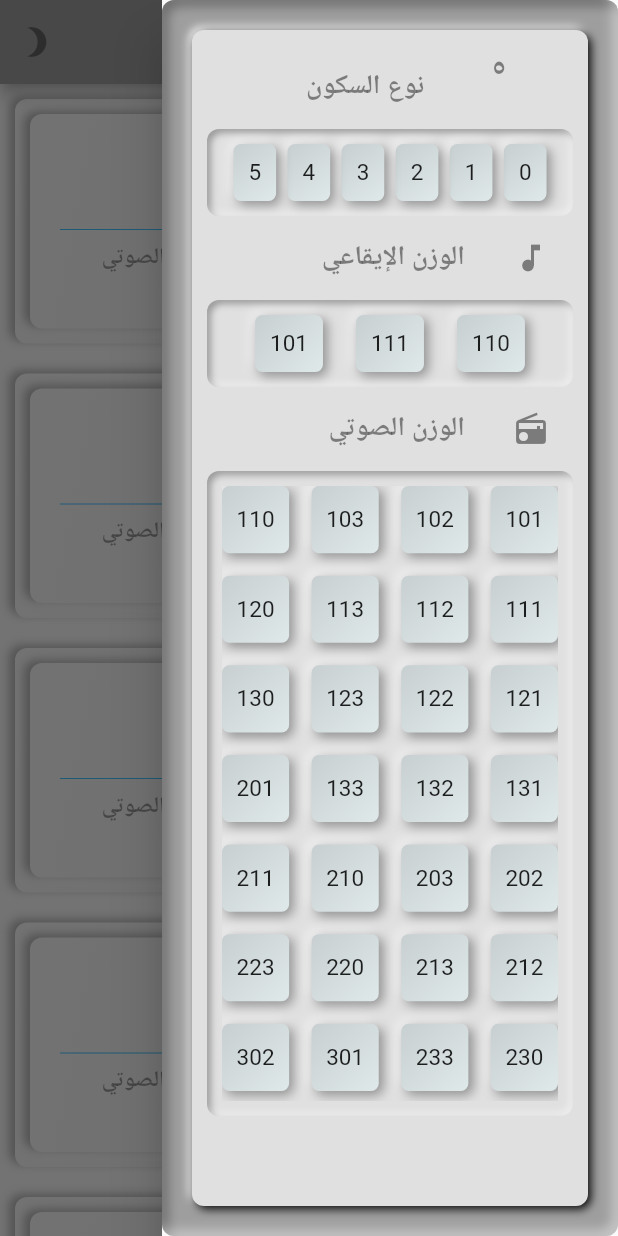
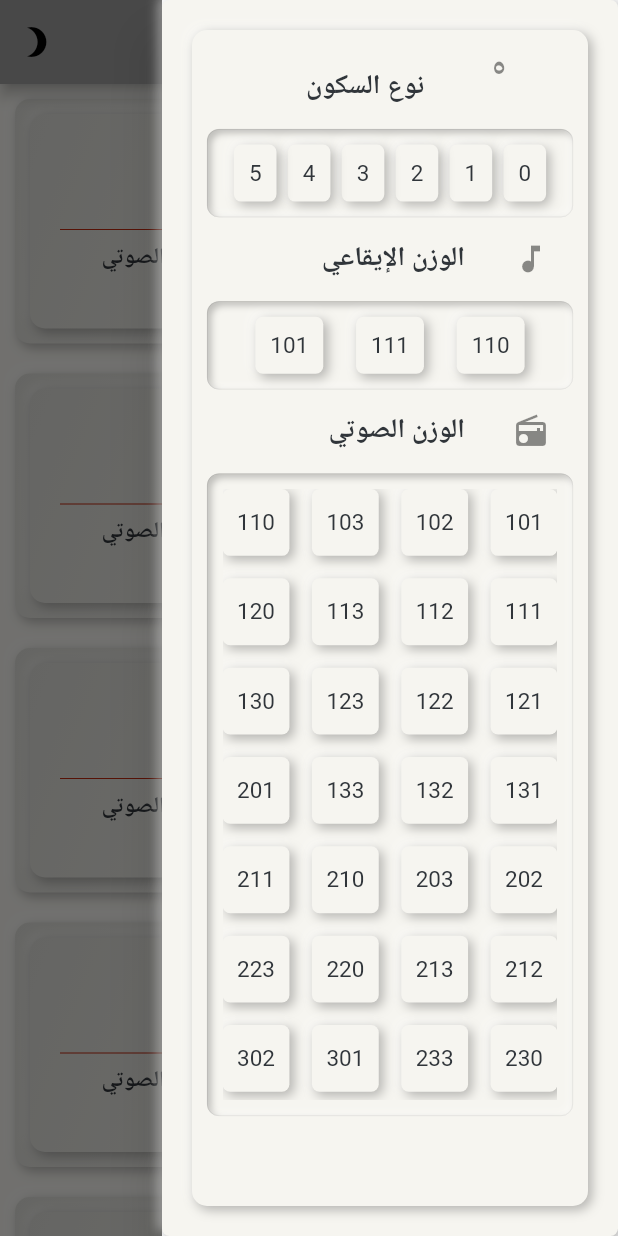
Before and after one commit to Farahkh/bank_alkalemat, a Flutter app: the screen it shows after launch, with the side drawer open, on a phone screen of 412 x 824 dp. Run offline on Flutter 3.47's test engine with Material 2 defaults, Android fonts, the phone set to English and light mode, and no system bars; drawn by our look-alikes of flutter_neumorphic; our stand-ins replace shared_preferences.

Commit message:
add the styles as a theme, toggle between light and dark theme working in progress to clean the design
Signed-off-by: Farahkh <eng.farahkh@gmail.com>

```diff
--- a/lib/constants.dart
+++ b/lib/constants.dart
@@ -2,15 +2,10 @@ import 'package:flutter_neumorphic/flutter_neumorphic.dart';
 
 final kRadioButtonStyle = NeumorphicRadioStyle(
   shape: NeumorphicShape.concave,
-  intensity: 0.5,
   unselectedDepth: 5.0,
   selectedDepth: -5.0,
 );
 final kButtonStyle = NeumorphicStyle(
-  intensity: 0.5,
   shape: NeumorphicShape.concave,
-  color: Color(0xFFbdbdbd),
-  depth: 8.0,
-  lightSource: LightSource.topLeft,
   surfaceIntensity: 0.5,
 );
--- a/lib/main.dart
+++ b/lib/main.dart
@@ -1,6 +1,7 @@
 import 'package:bankalkalemat/screens/home.dart';
 import 'package:flutter/material.dart';
 import 'package:flutter_localizations/flutter_localizations.dart';
+import 'package:flutter_neumorphic/flutter_neumorphic.dart';
 import 'package:provider/provider.dart';
 
 import 'Filterparameters.dart';
@@ -26,7 +27,26 @@ class App extends StatelessWidget {
         primarySwatch: Colors.grey,
         secondaryHeaderColor: Colors.white,
       ),
-      home: HomePage(title: 'الكلمات الثلاثية'),
+      home: NeumorphicTheme(
+          usedTheme: UsedTheme.LIGHT,
+          theme: NeumorphicThemeData(
+
+            defaultTextColor: Color(0xFF30353A),
+            baseColor: Color(0xFFF6F5F0),
+            accentColor: Color(0xFFBC270E),
+            intensity: 0.5,
+            lightSource: LightSource(2.0, 1.0),
+            depth: 5,
+          ),
+          darkTheme: NeumorphicThemeData(
+            defaultTextColor: Color(0xFFBDBEBF),
+            accentColor: Color(0xFFBC270E),
+            baseColor: Color(0xFF30353A),
+            intensity: 0.5,
+            lightSource: LightSource(2.0, 1.0),
+            depth: 5,
+          ),
+          child: HomePage(title: 'الكلمات الثلاثية')),
     );
   }
 }
--- a/lib/screens/home.dart
+++ b/lib/screens/home.dart
@@ -19,93 +19,116 @@ class HomePage extends StatefulWidget {
 }
 
 class _HomePageState extends State<HomePage> {
-
   @override
   Widget build(BuildContext context) {
     return Scaffold(
       appBar: AppBar(
-        actions: <Widget>[IconButton(icon: Icon(Icons.brightness_3))],
+        actions: <Widget>[
+          IconButton(
+              onPressed: () {
+                NeumorphicTheme.of(context).usedTheme =
+                    NeumorphicTheme.isUsingDark(context)
+                        ? UsedTheme.LIGHT
+                        : UsedTheme.DARK;
+              },
+              icon: NeumorphicTheme.isUsingDark(context)
+                  ? Icon(Icons.wb_sunny)
+                  : Icon(Icons.brightness_3))
+        ],
         title: Text(widget.title),
       ),
       drawer: AppDrawer(),
-      body: Center(
-        child: Consumer<Filter>(
-          builder: (context, filter, child){
+      body: NeumorphicBackground(
+        child: Center(
+          child: Consumer<Filter>(builder: (context, filter, child) {
             print('params is: ${filter.params}');
             return FutureBuilder(
                 future: getData(),
-            builder: (BuildContext context, AsyncSnapshot<WordBankModel> snapshot){
-              WordBankModel wordsList=snapshot.data;
+                builder: (BuildContext context,
+                    AsyncSnapshot<WordBankModel> snapshot) {
+                  WordBankModel wordsList = snapshot.data;
                   if (snapshot.hasData) {
-                if (filter.params.isNotEmpty){
+                    if (filter.params.isNotEmpty) {
                       List words;
-                  for(int i=0; i<=filter.params.length-1; i++){
-                    print('the key at index $i is ${filter.params.keys.elementAt(i)}');
-                    if(i==0){
-                      switch(filter.params.keys.elementAt(0)){
+                      for (int i = 0; i <= filter.params.length - 1; i++) {
+                        print(
+                            'the key at index $i is ${filter.params.keys.elementAt(i)}');
+                        if (i == 0) {
+                          switch (filter.params.keys.elementAt(0)) {
                             case 'sokonType':
-                          words=wordsList.words.where((e)=>e.sokonType==filter.params['sokonType'].toString()).toList();
+                              words = wordsList.words
+                                  .where((e) =>
+                                      e.sokonType ==
+                                      filter.params['sokonType'].toString())
+                                  .toList();
                               break;
                             case 'rythmicWieght':
-                          words=wordsList.words.where((e)=>e.rythmicWieght==filter.params['rythmicWieght'].toString()).toList();
-                          break;
-                        case 'soundWieght':
-                          words=wordsList.words.where((e)=>e.soundWieght==filter.params['soundWieght'].toString()).toList();
-                          break;
-                      }
-                    }else {
-                      switch (filter.params.keys.elementAt(i)) {
-                        case 'sokonType':
-                          words=words.where((e) =>
-                          e.sokonType == filter.params['sokonType'].toString()).toList();
-                          break;
-                        case 'rythmicWieght':
-                          words=words.where((e) =>
-                          e.rythmicWieght == filter.params['rythmicWieght'].toString())
+                              words = wordsList.words
+                                  .where((e) =>
+                                      e.rythmicWieght ==
+                                      filter.params['rythmicWieght'].toString())
                                   .toList();
                               break;
                             case 'soundWieght':
-                          words=words.where((e) =>
-                          e.soundWieght == filter.params['soundWieght'].toString())
+                              words = wordsList.words
+                                  .where((e) =>
+                                      e.soundWieght ==
+                                      filter.params['soundWieght'].toString())
+                                  .toList();
+                              break;
+                          }
+                        } else {
+                          switch (filter.params.keys.elementAt(i)) {
+                            case 'sokonType':
+                              words = words
+                                  .where((e) =>
+                                      e.sokonType ==
+                                      filter.params['sokonType'].toString())
+                                  .toList();
+                              break;
+                            case 'rythmicWieght':
+                              words = words
+                                  .where((e) =>
+                                      e.rythmicWieght ==
+                                      filter.params['rythmicWieght'].toString())
+                                  .toList();
+                              break;
+                            case 'soundWieght':
+                              words = words
+                                  .where((e) =>
+                                      e.soundWieght ==
+                                      filter.params['soundWieght'].toString())
                                   .toList();
                               break;
                           }
                         }
                       }
-                  wordsList=WordBankModel(words: words);
+                      wordsList = WordBankModel(words: words);
                     }
 //                  print('filter value is: ${filter.params['sokonType']}');
                     print("words list value is: ${wordsList.words}");
                     return ListView.builder(
-                    itemCount: wordsList.words.length ,
+                      itemCount: wordsList.words.length,
                       itemBuilder: (context, index) {
                         return Neumorphic(
                           style: NeumorphicStyle(
-                          intensity: 0.5,
-                          depth: 4,
                             surfaceIntensity: 0.25,
                             shape: NeumorphicShape.concave,
-                          color: Colors.white,
-                          lightSource: LightSource(2.0, 1.0),
                             oppositeShadowLightSource: false,
                           ),
                           boxShape: NeumorphicBoxShape.roundRect(
-                          borderRadius: BorderRadius.circular(10.0),
+                            BorderRadius.circular(10.0),
                           ),
                           padding: EdgeInsets.all(10.0),
                           margin: EdgeInsets.all(10.0),
                           child: Neumorphic(
                             style: NeumorphicStyle(
-                            intensity: 0.5,
-                            depth: 4,
                               surfaceIntensity: 0.25,
                               shape: NeumorphicShape.concave,
-                            color: Colors.white,
-                            lightSource: LightSource(2.0, 1.0),
                               oppositeShadowLightSource: false,
                             ),
                             boxShape: NeumorphicBoxShape.roundRect(
-                            borderRadius: BorderRadius.circular(10.0),
+                              BorderRadius.circular(10.0),
                             ),
                             padding: EdgeInsets.all(20.0),
                             child: Center(
@@ -114,58 +137,61 @@ class _HomePageState extends State<HomePage> {
                                   Text(
                                     '${wordsList.words[index].word}',
                                     style: TextStyle(
+                                      color: NeumorphicTheme.currentTheme(context).defaultTextColor,
                                       fontSize: 36,
                                     ),
-                                  )
-                                ,
+                                  ),
                                   Divider(
-                                  color: Colors.lightBlueAccent,
+                                    color: NeumorphicTheme.currentTheme(context).accentColor,
                                   ),
                                   Row(
-                                  mainAxisAlignment: MainAxisAlignment.spaceEvenly,
+                                    mainAxisAlignment:
+                                        MainAxisAlignment.spaceEvenly,
                                     children: <Widget>[
                                       Text(
                                         'نوع السكون',
                                         style: TextStyle(
+                                          color: NeumorphicTheme.currentTheme(context).defaultTextColor,
                                           fontWeight: FontWeight.bold,
-                                        color: Colors.black38,
                                         ),
                                       ),
                                       Text(
                                         'الوزن الإيقاعي',
                                         style: TextStyle(
+                                          color: NeumorphicTheme.currentTheme(context).defaultTextColor,
                                           fontWeight: FontWeight.bold,
-                                        color: Colors.black38,
                                         ),
                                       ),
                                       Text(
                                         'الوزن الصوتي',
                                         style: TextStyle(
+                                          color: NeumorphicTheme.currentTheme(context).defaultTextColor,
                                           fontWeight: FontWeight.bold,
-                                        color: Colors.black38,
                                         ),
                                       ),
                                     ],
                                   ),
                                   Row(
-                                  mainAxisAlignment: MainAxisAlignment.spaceEvenly,
+                                    mainAxisAlignment:
+                                        MainAxisAlignment.spaceEvenly,
                                     children: <Widget>[
                                       Text(
                                         '${wordsList.words[index].sokonType}',
                                         style: TextStyle(
-                                        color: Colors.black38,
+                                          color: NeumorphicTheme.currentTheme(context).defaultTextColor,
                                         ),
                                       ),
                                       Text(
                                         '${wordsList.words[index].rythmicWieght}',
                                         style: TextStyle(
-                                        color: Colors.black38,
+                                          color:NeumorphicTheme.currentTheme(context).defaultTextColor,
+
                                         ),
                                       ),
                                       Text(
                                         '${wordsList.words[index].soundWieght}',
                                         style: TextStyle(
-                                        color: Colors.black38,
+                                           color: NeumorphicTheme.currentTheme(context).defaultTextColor,
                                         ),
                                       ),
                                     ],
@@ -176,12 +202,13 @@ class _HomePageState extends State<HomePage> {
                           ),
                         );
                       },
-                  );}
-              else if (snapshot.hasError) {
+                    );
+                  } else if (snapshot.hasError) {
                     return Text("${snapshot.error}");
                   }
-          return CircularProgressIndicator();}
-          );}
+                  return CircularProgressIndicator();
+                });
+          }),
         ),
       ),
     );
@@ -197,114 +224,4 @@ class _HomePageState extends State<HomePage> {
   Future<String> _loadAWordBankAsset() async {
     return await rootBundle.loadString('data/databank.json');
   }
-
-//  Future wait(int seconds) {
-//    return new Future.delayed(Duration(seconds: seconds), () => {});
-//  }
 }
-//builder: (context, snapshot) {
-//if (snapshot.hasData) {
-//WordBankModel wordsList = snapshot.data;
-//wordsList.filter(filter);
-//return ListView.builder(
-//itemCount: wordsList.words.length,
-//itemBuilder: (context, index) {
-//return Neumorphic(
-//style: NeumorphicStyle(
-//intensity: 0.5,
-//depth: 4,
-//surfaceIntensity: 0.25,
-//shape: NeumorphicShape.concave,
-//color: Colors.white,
-//lightSource: LightSource(2.0, 1.0),
-//oppositeShadowLightSource: false,
-//),
-//boxShape: NeumorphicBoxShape.roundRect(
-//borderRadius: BorderRadius.circular(10.0),
-//),
-//padding: EdgeInsets.all(10.0),
-//margin: EdgeInsets.all(10.0),
-//child: Neumorphic(
-//style: NeumorphicStyle(
-//intensity: 0.5,
-//depth: 4,
-//surfaceIntensity: 0.25,
-//shape: NeumorphicShape.concave,
-//color: Colors.white,
-//lightSource: LightSource(2.0, 1.0),
-//oppositeShadowLightSource: false,
-//),
-//boxShape: NeumorphicBoxShape.roundRect(
-//borderRadius: BorderRadius.circular(10.0),
-//),
-//padding: EdgeInsets.all(20.0),
-//child: child: Column(
-//children: <Widget>[
-//Text(
-//'${wordsList.words[index].word}',
-//style: TextStyle(
-//fontSize: 36,
-//),
-//)
-//,
-//Divider(
-//color: Colors.lightBlueAccent,
-//),
-//Row(
-//mainAxisAlignment: MainAxisAlignment.spaceEvenly,
-//children: <Widget>[
-//Text(
-//'نوع السكون',
-//style: TextStyle(
-//fontWeight: FontWeight.bold,
-//color: Colors.black38,
-//),
-//),
-//Text(
-//'الوزن الإيقاعي',
-//style: TextStyle(
-//fontWeight: FontWeight.bold,
-//color: Colors.black38,
-//),
-//),
-//Text(
-//'الوزن الصوتي',
-//style: TextStyle(
-//fontWeight: FontWeight.bold,
-//color: Colors.black38,
-//),
-//),
-//],
-//),
-//Row(
-//mainAxisAlignment: MainAxisAlignment.spaceEvenly,
-//children: <Widget>[
-//Text(
-//'${wordsList.words[index].sokonType}',
-//style: TextStyle(
-//color: Colors.black38,
-//),
-//),
-//Text(
-//'${wordsList.words[index].rythmicWieght}',
-//style: TextStyle(
-//color: Colors.black38,
-//),
-//),
-//Text(
-//'${wordsList.words[index].soundWieght}',
-//style: TextStyle(
-//color: Colors.black38,
-//),
-//),
-//],
-//),
-//),
-//);
-//},
-//);
-//} else if (snapshot.hasError) {
-//return Text("${snapshot.error}");
-//}
-//return CircularProgressIndicator();
-//},
--- a/lib/widgets/AcousticWeightWidget.dart
+++ b/lib/widgets/AcousticWeightWidget.dart
@@ -25,7 +25,10 @@ class AcoasticWeightWidgetState extends State<AcoasticWeightWidget> {
       child: Neumorphic(
         padding: EdgeInsets.all(10.0),
         style: NeumorphicStyle(
-          color: Colors.grey[300],
+          border: NeumorphicBorder(
+            color: Color(0x20000000),
+            width: 0.4,
+          ),
           depth: -5.0,
         ),
         child: GridView.count(
@@ -78,7 +81,6 @@ class AcoasticWeightWidgetState extends State<AcoasticWeightWidget> {
 
   NeumorphicRadio<int> buildNeumorphicRadio(BuildContext context, int buttonValue) {
     return NeumorphicRadio(
-      style: kRadioButtonStyle,
       padding: EdgeInsets.all(5.0),
       groupValue: acoasticGroupValue,
       value: buttonValue,
@@ -87,7 +89,7 @@ class AcoasticWeightWidgetState extends State<AcoasticWeightWidget> {
           Provider.of<Filter>(context, listen: false).soundWieght = value;
         });
       },
-      child: Center(child: Text(buttonValue.toString())),
+      child: Center(child: Text(buttonValue.toString(), style: TextStyle(color:NeumorphicTheme.currentTheme(context).defaultTextColor,),)),
     );
   }
 }
--- a/lib/widgets/RythmicWeightWidget.dart
+++ b/lib/widgets/RythmicWeightWidget.dart
@@ -23,7 +23,10 @@ class RythmicWeightWidgetState extends State<RythmicWeightWidget> {
     return Neumorphic(
       padding: EdgeInsets.all(10.0),
       style: NeumorphicStyle(
-        color: Colors.grey[300],
+        border: NeumorphicBorder(
+          color: Color(0x20000000),
+          width: 0.4,
+        ),
         depth: -5.0,
       ),
       child: Row(
@@ -39,7 +42,6 @@ class RythmicWeightWidgetState extends State<RythmicWeightWidget> {
 
   NeumorphicRadio<int> buildNeumorphicRadio(BuildContext context, int buttonValue) {
     return NeumorphicRadio(
-          style: kRadioButtonStyle,
           padding: EdgeInsets.all(10.0),
           groupValue: rythemicGroupValue,
           value: buttonValue,
@@ -48,7 +50,7 @@ class RythmicWeightWidgetState extends State<RythmicWeightWidget> {
               Provider.of<Filter>(context, listen: false).rythmicWieght = value;
             });
           },
-          child: Center(child: Text(buttonValue.toString())),
+          child: Center(child: Text(buttonValue.toString(), style: TextStyle(color:NeumorphicTheme.currentTheme(context).defaultTextColor,),)),
         );
   }
 }
--- a/lib/widgets/SokonTypeWidget.dart
+++ b/lib/widgets/SokonTypeWidget.dart
@@ -23,7 +23,10 @@ class SokonTypeWidgetState extends State<SokonTypeWidget> {
     return Neumorphic(
       padding: EdgeInsets.all(10.0),
       style: NeumorphicStyle(
-        color: Colors.grey[300],
+        border: NeumorphicBorder(
+          color: Color(0x20000000),
+          width: 0.4,
+        ),
         depth: -5.0,
       ),
       child: Row(
@@ -42,7 +45,6 @@ class SokonTypeWidgetState extends State<SokonTypeWidget> {
 
   NeumorphicRadio<int> buildNeumorphicRadio(BuildContext context, int buttonValue) {
     return NeumorphicRadio(
-          style: kRadioButtonStyle,
           padding: EdgeInsets.all(10.0),
           groupValue: sokonGroupValue,
           value: buttonValue,
@@ -52,7 +54,7 @@ class SokonTypeWidgetState extends State<SokonTypeWidget> {
 
             });
           },
-          child: Center(child: Text(buttonValue.toString())),
+          child: Center(child: Text(buttonValue.toString(), style: TextStyle(color:NeumorphicTheme.currentTheme(context).defaultTextColor,),)),
         );
   }
 
--- a/lib/widgets/drawer.dart
+++ b/lib/widgets/drawer.dart
@@ -22,24 +22,13 @@ class _AppDrawerState extends State<AppDrawer> {
     return Drawer(
         child: SafeArea(
           child: Neumorphic(
-          style: NeumorphicStyle(
-          depth: -8.0,
-            color: Colors.grey,
-            lightSource: LightSource.topLeft,
-        ),
         boxShape: NeumorphicBoxShape.roundRect(
-          borderRadius: BorderRadius.circular(5.0),
+          BorderRadius.circular(5.0),
         ),
         padding: EdgeInsets.all(20.0),
         child: Neumorphic(
-          style: NeumorphicStyle(
-            intensity: 5.0,
-            depth: 4.0,
-            lightSource: LightSource.topLeft,
-            color: Colors.grey[300],
-          ),
           boxShape: NeumorphicBoxShape.roundRect(
-            borderRadius: BorderRadius.circular(10.0),
+            BorderRadius.circular(10.0),
           ),
           padding: EdgeInsets.all(10.0),
           child: Column(
@@ -53,7 +42,7 @@ class _AppDrawerState extends State<AppDrawer> {
                 ),
                 title: Text(
                   'نوع السكون',
-                  style: TextStyle(fontSize: 18, color: Colors.black45),
+                  style: TextStyle(fontSize: 18,color:NeumorphicTheme.currentTheme(context).defaultTextColor,),
                 ),
                 onTap: () {
                   // Navigator.pop(context);
@@ -65,7 +54,7 @@ class _AppDrawerState extends State<AppDrawer> {
                 leading: Icon(Icons.music_note),
                 title: Text(
                   'الوزن الإيقاعي',
-                  style: TextStyle(fontSize: 18, color: Colors.black45),
+                  style: TextStyle(fontSize: 18,color:NeumorphicTheme.currentTheme(context).defaultTextColor,),
                 ),
                 onTap: () {
                   // Navigator.pop(context);
@@ -77,7 +66,7 @@ class _AppDrawerState extends State<AppDrawer> {
                 leading: Icon(Icons.radio),
                 title: Text(
                   'الوزن الصوتي',
-                  style: TextStyle(fontSize: 18, color: Colors.black45),
+                  style: TextStyle(fontSize: 18,color:NeumorphicTheme.currentTheme(context).defaultTextColor,),
                 ),
                 onTap: () {
                   //Navigator.pop(context);
--- a/pubspec.yaml
+++ b/pubspec.yaml
@@ -26,7 +26,7 @@ dependencies:
   # The following adds the Cupertino Icons font to your application.
   # Use with the CupertinoIcons class for iOS style icons.
   cupertino_icons: ^0.1.2
-  flutter_neumorphic: ^1.0.3
+  flutter_neumorphic: ^2.0.0
   provider: ^4.0.5
   shared_preferences: ^0.5.7+1
 
```
Also changed, not shown: pubspec.lock (added), 2 other files. Lines whose indentation alone changed are shown as unchanged.
